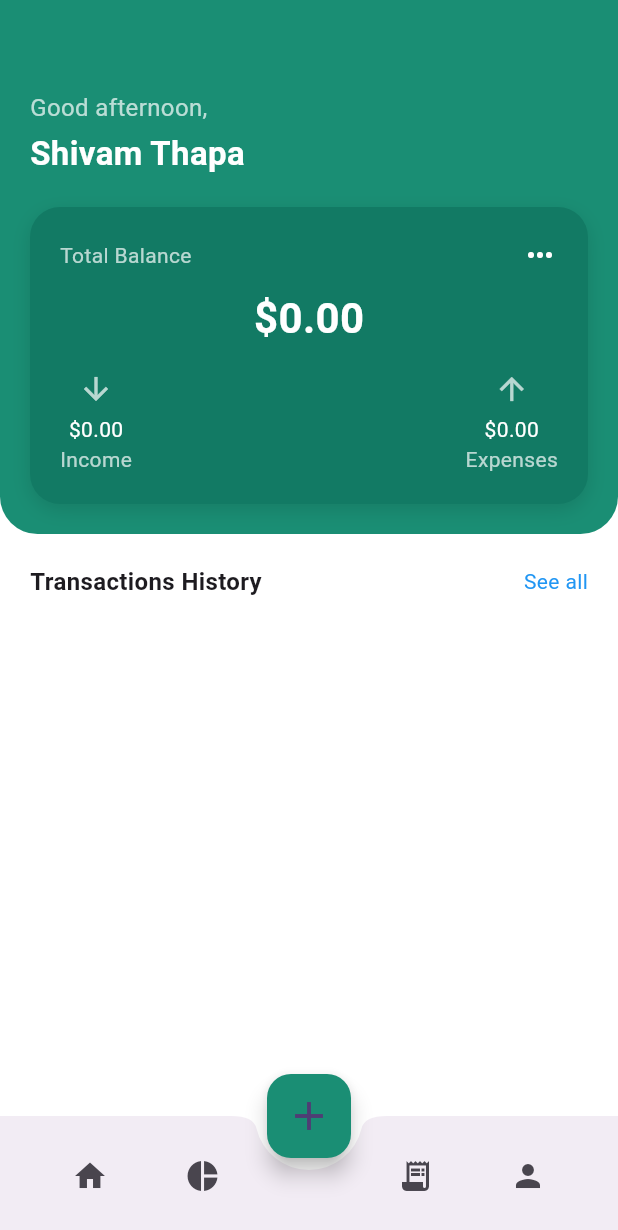
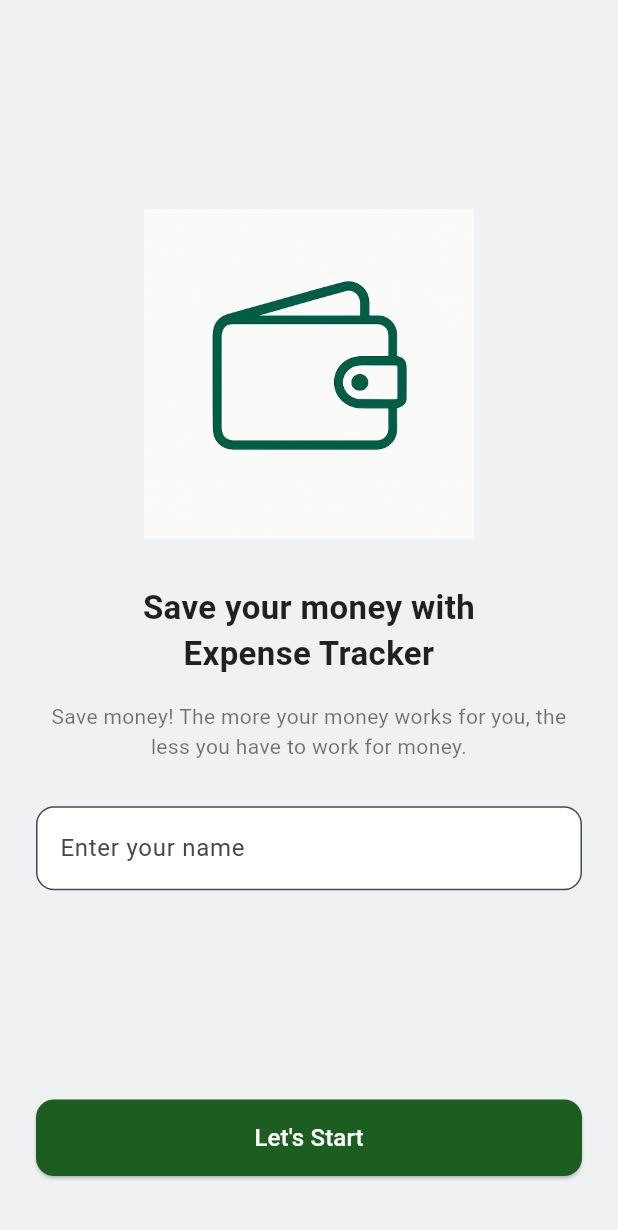
Before and after one commit to shiv-stack/expense_tracker_flutter, a Flutter app: the screen it shows after launch, on a phone screen of 412 x 824 dp. Shown: the top 1230 px of the screen. Run offline on Flutter 3.47's test engine with Material 3 defaults, Android fonts, the phone set to English and light mode, and no system bars; our stand-ins replace dotted_border, flutter_bloc, hive, hive_flutter, shared_preferences; accounts and stored records are empty.

Commit message:
ui updated

```diff
--- a/lib/Screens/Profile.dart
+++ b/lib/Screens/Profile.dart
@@ -1,4 +1,4 @@
-import 'package:expensely_app/Screens/HomePage.dart';
+import 'package:expensely_app/Screens/HomeScreen.dart';
 import 'package:flutter/material.dart';
 
 class ProfileScreen extends StatelessWidget {
@@ -88,7 +88,7 @@ class ProfileScreen extends StatelessWidget {
                   onPressed: () {
                     Navigator.push(
                       context,
-                      MaterialPageRoute(builder: (context) => const HomePage()),
+                      MaterialPageRoute(builder: (context) => const HomeScreen(userName: '',)),
                     );
                   },
                   icon: const Icon(Icons.home)),
--- /dev/null
+++ b/lib/Screens/Welcome_Screen.dart
@@ -0,0 +1,103 @@
+import 'package:expensely_app/services/shared_prefs_service.dart';
+import 'package:flutter/material.dart';
+import 'package:shared_preferences/shared_preferences.dart';
+import 'HomeScreen.dart';
+
+class WelcomeScreen extends StatefulWidget {
+  final SharedPrefsService prefsService;
+
+  const WelcomeScreen({super.key, required this.prefsService});
+
+  @override
+  State<WelcomeScreen> createState() => _WelcomeScreenState();
+}
+
+class _WelcomeScreenState extends State<WelcomeScreen> {
+  final TextEditingController _nameController = TextEditingController();
+  void _saveNameAndNavigate() async {
+    final name = _nameController.text.trim();
+    if (name.isNotEmpty) {
+      final prefs = await SharedPreferences.getInstance();
+      await prefs.setString('userName', name);
+
+      Navigator.pushReplacement(
+        context,
+        MaterialPageRoute(
+          builder: (_) => HomeScreen(userName: name),
+        ),
+      );
+    }
+  }
+
+  @override
+  Widget build(BuildContext context) {
+    return Scaffold(
+      backgroundColor: const Color(0xFFEFF1F3),
+      body: SafeArea(
+        child: Padding(
+          padding: const EdgeInsets.symmetric(horizontal: 24.0),
+          child: Column(
+            mainAxisAlignment: MainAxisAlignment.center,
+            children: [
+              const Spacer(),
+              Image.asset(
+                'assets/wallet.png',
+                height: 220,
+              ),
+              const SizedBox(height: 30),
+              const Text(
+                'Save your money with\nExpense Tracker',
+                textAlign: TextAlign.center,
+                style: TextStyle(
+                  fontSize: 22,
+                  fontWeight: FontWeight.bold,
+                  color: Colors.black87,
+                ),
+              ),
+              const SizedBox(height: 16),
+              const Text(
+                'Save money! The more your money works for you, the less you have to work for money.',
+                textAlign: TextAlign.center,
+                style: TextStyle(
+                  fontSize: 14,
+                  color: Colors.black54,
+                ),
+              ),
+              const SizedBox(height: 30),
+              TextField(
+                controller: _nameController,
+                decoration: InputDecoration(
+                  hintText: 'Enter your name',
+                  filled: true,
+                  fillColor: Colors.white,
+                  border: OutlineInputBorder(
+                    borderRadius: BorderRadius.circular(12),
+                  ),
+                ),
+              ),
+              const Spacer(),
+              SizedBox(
+                width: double.infinity,
+                child: ElevatedButton(
+                  style: ElevatedButton.styleFrom(
+                    backgroundColor: const Color(0xFF1B5E20),
+                    padding: const EdgeInsets.symmetric(vertical: 14),
+                    shape: RoundedRectangleBorder(
+                      borderRadius: BorderRadius.circular(12),
+                    ),
+                  ),
+                  onPressed: _saveNameAndNavigate,
+                  child: const Text(
+                    "Let's Start",
+                    style: TextStyle(fontSize: 16, color: Colors.white),
+                  ),
+                ),
+              ),
+              const SizedBox(height: 40),
+            ],
+          ),
+        ),
+      ),
+    );
+  }
+}
--- a/lib/bloc/expense_event.dart
+++ b/lib/bloc/expense_event.dart
@@ -13,3 +13,4 @@ class AddTransaction extends ExpenseEvent {
     required this.isIncome,
   });
 }
+class LoadTransactions extends ExpenseEvent {}
--- a/lib/main.dart
+++ b/lib/main.dart
@@ -1,31 +1,62 @@
-import 'package:expensely_app/Screens/HomePage.dart';
+import 'package:expensely_app/Screens/HomeScreen.dart';
+import 'package:expensely_app/Screens/Welcome_Screen.dart';
 import 'package:expensely_app/bloc/expense_bloc.dart';
+import 'package:expensely_app/bloc/expense_event.dart';
+import 'package:expensely_app/models/transaction.dart';
+
 import 'package:flutter/material.dart';
 import 'package:flutter_bloc/flutter_bloc.dart';
 
-void main() {
+import 'package:hive_flutter/adapters.dart';
+
+import 'services/shared_prefs_service.dart';
+
+void main() async {
+  WidgetsFlutterBinding.ensureInitialized();
+
+  await Hive.initFlutter();
+  Hive.registerAdapter(TransactionAdapter());
+  await Hive.openBox<Transaction>('transactionsBox');
+
+  final prefsService = await SharedPrefsService.getInstance();
+  final savedName = prefsService.getUserName(); // ⬅️ Get instance
+
   runApp(
-    BlocProvider(
-      create: (_) => ExpenseBloc(),
-      child: const MyApp(),
+    MultiBlocProvider(
+      providers: [
+        BlocProvider(create: (_) => ExpenseBloc()..add(LoadTransactions())),
+
+        // Add more BLoCs later if needed
+      ],
+      child: MyApp(prefsService: prefsService, savedName: savedName),
     ),
   );
 }
 
+class MyApp extends StatelessWidget {
+  final SharedPrefsService prefsService;
+  final String? savedName;
 
-class MyApp extends StatelessWidget {
-  const MyApp({super.key});
+  const MyApp({
+    super.key,
+    required this.savedName,
+    required this.prefsService,
+  }); // ✅ fix here
 
   @override
   Widget build(BuildContext context) {
     return MaterialApp(
       debugShowCheckedModeBanner: false,
-      title: 'Flutter Demo',
+      title: 'Expensely App',
       theme: ThemeData(
         colorScheme: ColorScheme.fromSeed(seedColor: Colors.deepPurple),
         useMaterial3: true,
       ),
-      home:  const HomePage(),
+      home: savedName == null
+          ? WelcomeScreen(
+              prefsService: prefsService,
+            )
+          : HomeScreen(userName: savedName!),
     );
   }
 }
--- /dev/null
+++ b/lib/services/shared_prefs_service.dart
@@ -0,0 +1,31 @@
+import 'package:shared_preferences/shared_preferences.dart';
+
+class SharedPrefsService {
+  static SharedPrefsService? _instance;
+  static SharedPreferences? _prefs;
+
+  SharedPrefsService._internal();
+
+  static Future<SharedPrefsService> getInstance() async {
+    if (_instance == null) {
+      _instance = SharedPrefsService._internal();
+    }
+    _prefs ??= await SharedPreferences.getInstance();
+    return _instance!;
+  }
+
+  /// Save user's name
+  Future<void> saveUserName(String name) async {
+    await _prefs?.setString('userName', name);
+  }
+
+  /// Retrieve saved user's name
+  String? getUserName() {
+    return _prefs?.getString('userName');
+  }
+
+  /// Clear all saved preferences (for logout or reset)
+  Future<void> clearAll() async {
+    await _prefs?.clear();
+  }
+}
```
Also changed, not shown: lib/Screens/HomeScreen.dart (renamed from lib/Screens/HomePage.dart, +46 -22 lines), lib/bloc/expense_bloc.dart (+21 -10 lines), lib/models/transaction.dart (+12 -0 lines), pubspec.yaml (+7 -1 lines), assets/wallet.png (added), lib/models/transaction.g.dart (added), pubspec.lock, 5 other files.
